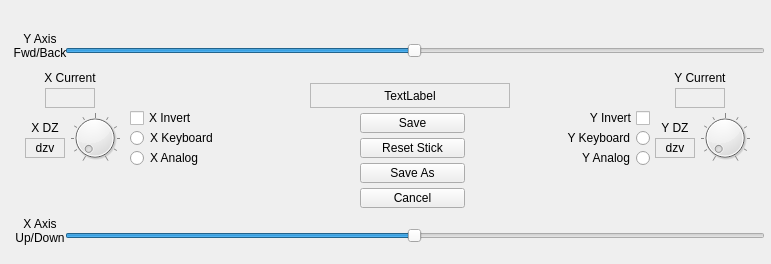
Above: ui_stick.ui from andrewb435/gameKey-Companion before the change. Below: the same form after it.
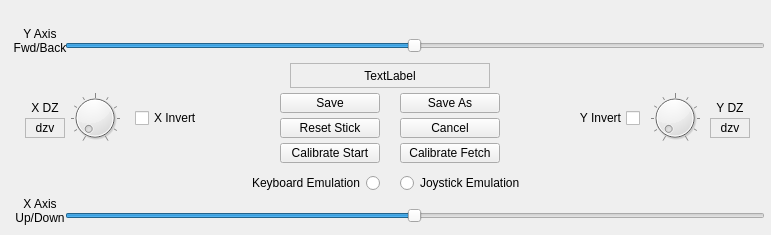
That is the form after the change. Custom widgets are drawn as their Qt base class.

Commit message: Finish analog window & functionality

Patch:
```diff
--- a/ui_stick.ui
+++ b/ui_stick.ui
@@ -10,7 +10,7 @@
     <x>0</x>
     <y>0</y>
     <width>771</width>
-    <height>264</height>
+    <height>235</height>
    </rect>
   </property>
   <property name="windowTitle">
@@ -22,14 +22,14 @@
      <x>0</x>
      <y>3</y>
      <width>770</width>
-     <height>260</height>
+     <height>231</height>
     </rect>
    </property>
    <widget class="QLabeledRangeSlider" name="sliderXrange">
     <property name="geometry">
      <rect>
       <x>65</x>
-      <y>210</y>
+      <y>190</y>
       <width>700</width>
       <height>45</height>
      </rect>
@@ -53,94 +53,12 @@
      <enum>Qt::Horizontal</enum>
     </property>
    </widget>
-   <widget class="QLabel" name="lXCur">
-    <property name="geometry">
-     <rect>
-      <x>40</x>
-      <y>65</y>
-      <width>60</width>
-      <height>20</height>
-     </rect>
-    </property>
-    <property name="layoutDirection">
-     <enum>Qt::RightToLeft</enum>
-    </property>
-    <property name="text">
-     <string>X Current</string>
-    </property>
-    <property name="alignment">
-     <set>Qt::AlignCenter</set>
-    </property>
-   </widget>
-   <widget class="QLabel" name="lYCur">
-    <property name="geometry">
-     <rect>
-      <x>670</x>
-      <y>65</y>
-      <width>60</width>
-      <height>20</height>
-     </rect>
-    </property>
-    <property name="layoutDirection">
-     <enum>Qt::RightToLeft</enum>
-    </property>
-    <property name="text">
-     <string>Y Current</string>
-    </property>
-    <property name="alignment">
-     <set>Qt::AlignCenter</set>
-    </property>
-   </widget>
-   <widget class="QLabel" name="oYCur">
-    <property name="geometry">
-     <rect>
-      <x>675</x>
-      <y>85</y>
-      <width>50</width>
-      <height>20</height>
-     </rect>
-    </property>
-    <property name="frameShape">
-     <enum>QFrame::StyledPanel</enum>
-    </property>
-    <property name="frameShadow">
-     <enum>QFrame::Sunken</enum>
-    </property>
-    <property name="text">
-     <string/>
-    </property>
-    <property name="alignment">
-     <set>Qt::AlignCenter</set>
-    </property>
-   </widget>
-   <widget class="QLabel" name="oXCur">
-    <property name="geometry">
-     <rect>
-      <x>45</x>
-      <y>85</y>
-      <width>50</width>
-      <height>20</height>
-     </rect>
-    </property>
-    <property name="frameShape">
-     <enum>QFrame::StyledPanel</enum>
-    </property>
-    <property name="frameShadow">
-     <enum>QFrame::Sunken</enum>
-    </property>
-    <property name="text">
-     <string/>
-    </property>
-    <property name="alignment">
-     <set>Qt::AlignCenter</set>
-    </property>
-   </widget>
    <widget class="QPushButton" name="bResetStick">
     <property name="geometry">
      <rect>
-      <x>360</x>
-      <y>135</y>
-      <width>105</width>
+      <x>280</x>
+      <y>115</y>
+      <width>100</width>
       <height>20</height>
      </rect>
     </property>
@@ -154,9 +72,9 @@
    <widget class="QPushButton" name="bSaveStick">
     <property name="geometry">
      <rect>
-      <x>360</x>
-      <y>110</y>
-      <width>105</width>
+      <x>280</x>
+      <y>90</y>
+      <width>100</width>
       <height>20</height>
      </rect>
     </property>
@@ -170,9 +88,9 @@
    <widget class="QPushButton" name="bSaveStickAs">
     <property name="geometry">
      <rect>
-      <x>360</x>
-      <y>160</y>
-      <width>105</width>
+      <x>400</x>
+      <y>90</y>
+      <width>100</width>
       <height>20</height>
      </rect>
     </property>
@@ -187,7 +105,7 @@
     <property name="geometry">
      <rect>
       <x>65</x>
-      <y>25</y>
+      <y>20</y>
       <width>700</width>
       <height>45</height>
      </rect>
@@ -214,8 +132,8 @@
    <widget class="QDial" name="dialYdz">
     <property name="geometry">
      <rect>
-      <x>700</x>
-      <y>110</y>
+      <x>650</x>
+      <y>90</y>
       <width>50</width>
       <height>50</height>
      </rect>
@@ -242,8 +160,8 @@
    <widget class="QLabel" name="oYdz">
     <property name="geometry">
      <rect>
-      <x>655</x>
-      <y>135</y>
+      <x>710</x>
+      <y>115</y>
       <width>40</width>
       <height>20</height>
      </rect>
@@ -264,8 +182,8 @@
    <widget class="QLabel" name="lYdz">
     <property name="geometry">
      <rect>
-      <x>655</x>
-      <y>115</y>
+      <x>710</x>
+      <y>95</y>
       <width>40</width>
       <height>20</height>
      </rect>
@@ -284,7 +202,7 @@
     <property name="geometry">
      <rect>
       <x>25</x>
-      <y>135</y>
+      <y>115</y>
       <width>40</width>
       <height>20</height>
      </rect>
@@ -306,7 +224,7 @@
     <property name="geometry">
      <rect>
       <x>25</x>
-      <y>115</y>
+      <y>95</y>
       <width>40</width>
       <height>20</height>
      </rect>
@@ -325,7 +243,7 @@
     <property name="geometry">
      <rect>
       <x>70</x>
-      <y>110</y>
+      <y>90</y>
       <width>50</width>
       <height>50</height>
      </rect>
@@ -350,7 +268,7 @@
     <property name="geometry">
      <rect>
       <x>-10</x>
-      <y>25</y>
+      <y>20</y>
       <width>100</width>
       <height>35</height>
      </rect>
@@ -367,7 +285,7 @@
     <property name="geometry">
      <rect>
       <x>-10</x>
-      <y>210</y>
+      <y>190</y>
       <width>100</width>
       <height>35</height>
      </rect>
@@ -384,7 +302,7 @@
     <property name="geometry">
      <rect>
       <x>125</x>
-      <y>100</y>
+      <y>80</y>
       <width>100</width>
       <height>70</height>
      </rect>
@@ -395,43 +313,11 @@
     <property name="frameShadow">
      <enum>QFrame::Raised</enum>
     </property>
-    <widget class="QRadioButton" name="radioXModeAnalog">
-     <property name="geometry">
-      <rect>
-       <x>5</x>
-       <y>45</y>
-       <width>100</width>
-       <height>20</height>
-      </rect>
-     </property>
-     <property name="focusPolicy">
-      <enum>Qt::NoFocus</enum>
-     </property>
-     <property name="text">
-      <string>X Analog</string>
-     </property>
-    </widget>
-    <widget class="QRadioButton" name="radioXModeDigital">
-     <property name="geometry">
-      <rect>
-       <x>5</x>
-       <y>25</y>
-       <width>100</width>
-       <height>20</height>
-      </rect>
-     </property>
-     <property name="focusPolicy">
-      <enum>Qt::NoFocus</enum>
-     </property>
-     <property name="text">
-      <string>X Keyboard</string>
-     </property>
-    </widget>
     <widget class="QCheckBox" name="iXInvert">
      <property name="geometry">
       <rect>
-       <x>5</x>
-       <y>5</y>
+       <x>10</x>
+       <y>25</y>
        <width>100</width>
        <height>20</height>
       </rect>
@@ -448,7 +334,7 @@
     <property name="geometry">
      <rect>
       <x>550</x>
-      <y>100</y>
+      <y>80</y>
       <width>100</width>
       <height>70</height>
      </rect>
@@ -459,49 +345,11 @@
     <property name="frameShadow">
      <enum>QFrame::Raised</enum>
     </property>
-    <widget class="QRadioButton" name="radioYModeAnalog">
-     <property name="geometry">
-      <rect>
-       <x>0</x>
-       <y>45</y>
-       <width>100</width>
-       <height>20</height>
-      </rect>
-     </property>
-     <property name="focusPolicy">
-      <enum>Qt::NoFocus</enum>
-     </property>
-     <property name="layoutDirection">
-      <enum>Qt::RightToLeft</enum>
-     </property>
-     <property name="text">
-      <string>Y Analog</string>
-     </property>
-    </widget>
-    <widget class="QRadioButton" name="radioYModeDigital">
-     <property name="geometry">
-      <rect>
-       <x>0</x>
-       <y>25</y>
-       <width>100</width>
-       <height>20</height>
-      </rect>
-     </property>
-     <property name="focusPolicy">
-      <enum>Qt::NoFocus</enum>
-     </property>
-     <property name="layoutDirection">
-      <enum>Qt::RightToLeft</enum>
-     </property>
-     <property name="text">
-      <string>Y Keyboard</string>
-     </property>
-    </widget>
     <widget class="QCheckBox" name="iYInvert">
      <property name="geometry">
       <rect>
-       <x>0</x>
-       <y>5</y>
+       <x>-10</x>
+       <y>25</y>
        <width>100</width>
        <height>20</height>
       </rect>
@@ -517,8 +365,8 @@
    <widget class="QLabel" name="lName">
     <property name="geometry">
      <rect>
-      <x>310</x>
-      <y>80</y>
+      <x>290</x>
+      <y>60</y>
       <width>200</width>
       <height>25</height>
      </rect>
@@ -539,9 +387,9 @@
    <widget class="QPushButton" name="bCancel">
     <property name="geometry">
      <rect>
-      <x>360</x>
-      <y>185</y>
-      <width>105</width>
+      <x>400</x>
+      <y>115</y>
+      <width>100</width>
       <height>20</height>
      </rect>
     </property>
@@ -552,6 +400,73 @@
      <string>Cancel</string>
     </property>
    </widget>
+   <widget class="QPushButton" name="bCalibrateStart">
+    <property name="geometry">
+     <rect>
+      <x>280</x>
+      <y>140</y>
+      <width>100</width>
+      <height>20</height>
+     </rect>
+    </property>
+    <property name="focusPolicy">
+     <enum>Qt::NoFocus</enum>
+    </property>
+    <property name="text">
+     <string>Calibrate Start</string>
+    </property>
+   </widget>
+   <widget class="QPushButton" name="bCalibrateFetch">
+    <property name="geometry">
+     <rect>
+      <x>400</x>
+      <y>140</y>
+      <width>100</width>
+      <height>20</height>
+     </rect>
+    </property>
+    <property name="focusPolicy">
+     <enum>Qt::NoFocus</enum>
+    </property>
+    <property name="text">
+     <string>Calibrate Fetch</string>
+    </property>
+   </widget>
+   <widget class="QRadioButton" name="radioModeDigital">
+    <property name="geometry">
+     <rect>
+      <x>230</x>
+      <y>170</y>
+      <width>150</width>
+      <height>20</height>
+     </rect>
+    </property>
+    <property name="focusPolicy">
+     <enum>Qt::NoFocus</enum>
+    </property>
+    <property name="layoutDirection">
+     <enum>Qt::RightToLeft</enum>
+    </property>
+    <property name="text">
+     <string>Keyboard Emulation</string>
+    </property>
+   </widget>
+   <widget class="QRadioButton" name="radioModeAnalog">
+    <property name="geometry">
+     <rect>
+      <x>400</x>
+      <y>170</y>
+      <width>150</width>
+      <height>20</height>
+     </rect>
+    </property>
+    <property name="focusPolicy">
+     <enum>Qt::NoFocus</enum>
+    </property>
+    <property name="text">
+     <string>Joystick Emulation</string>
+    </property>
+   </widget>
   </widget>
  </widget>
  <customwidgets>
```
The commit also changes 6 other files.
